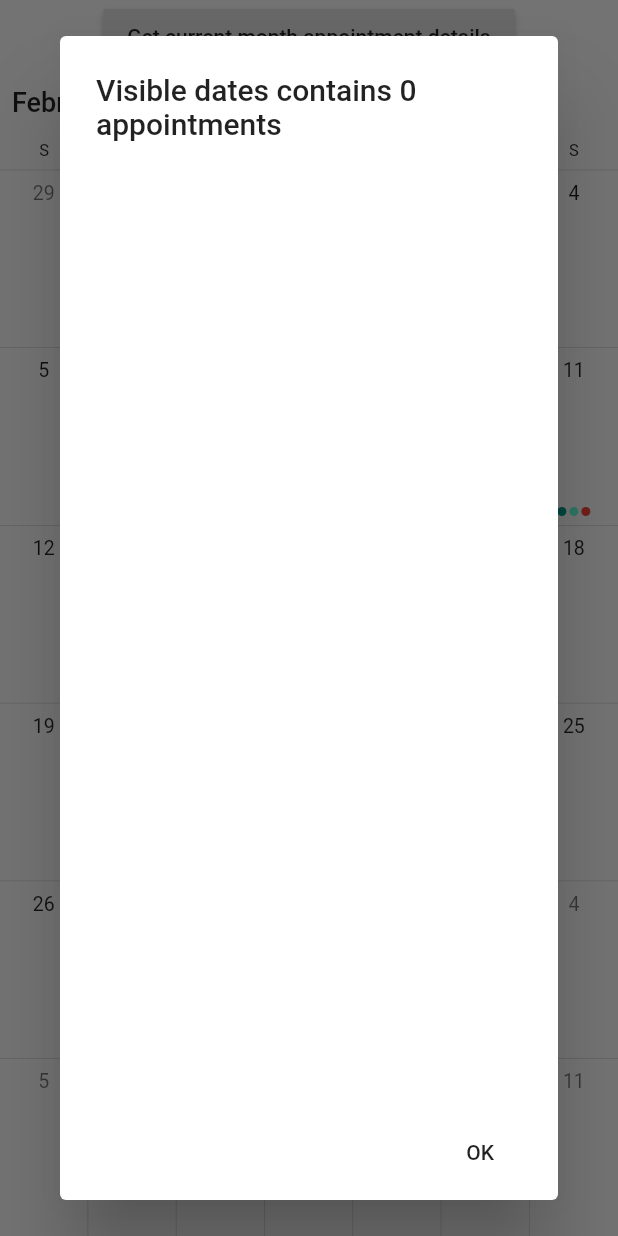
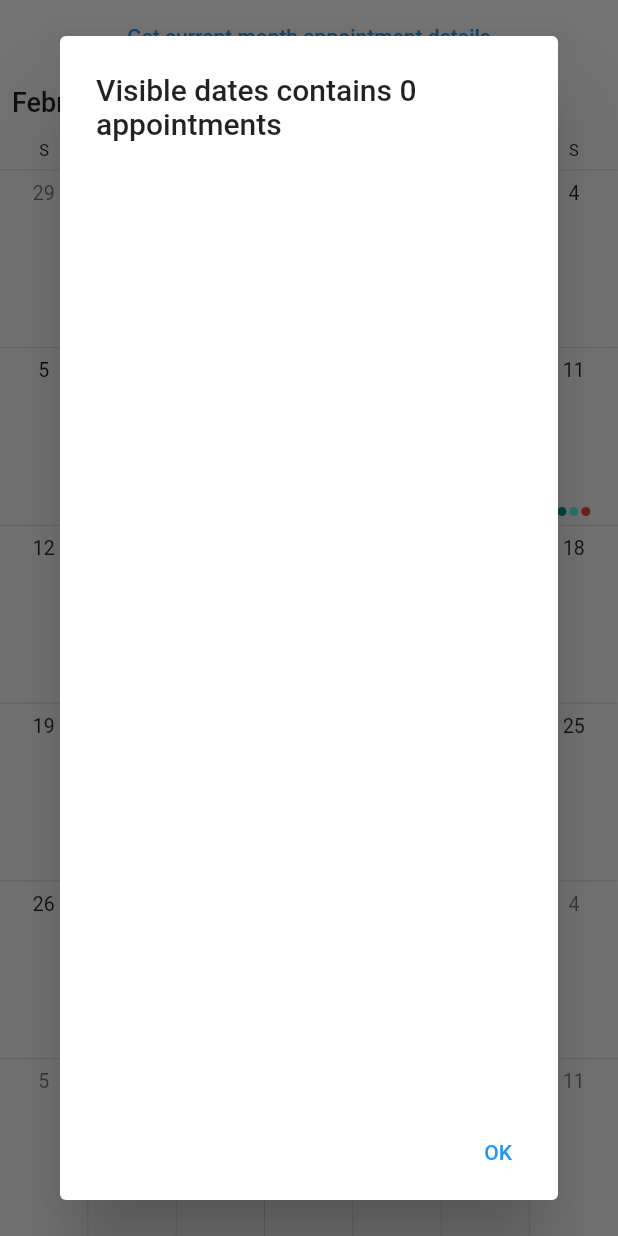
Before and after one commit to SyncfusionExamples/current-month-appointments-flutter-calendar, a Flutter app: the screen it shows after launch, after a tap on "Get current month appointment details", on a phone screen of 412 x 824 dp. Run offline on Flutter 3.47's test engine with Material 2 defaults, Android fonts, the phone set to English and light mode, and no system bars; drawn by our look-alikes of syncfusion_flutter_calendar.

Commit message:
sample updated

```diff
--- a/lib/main.dart
+++ b/lib/main.dart
@@ -1,12 +1,11 @@
-import 'package:flutter/cupertino.dart';
 import 'package:flutter/material.dart';
-import 'package:flutter/rendering.dart';
-import 'package:flutter/widgets.dart';
 import 'package:syncfusion_flutter_calendar/calendar.dart';
 
-void main() => runApp(CurrentMonthAppointments());
+void main() => runApp(const CurrentMonthAppointments());
 
 class CurrentMonthAppointments extends StatelessWidget {
+  const CurrentMonthAppointments({super.key});
+
   @override
   Widget build(BuildContext context) {
     return MaterialApp(
@@ -22,9 +21,9 @@
 }
 
 class ScheduleExample extends State<MyApp> {
-  CalendarDataSource _dataSource;
+  late CalendarDataSource _dataSource;
 
-  List<Appointment> _currentMonthAppointments;
+  late List<Appointment> _currentMonthAppointments;
 
   @override
   void initState() {
@@ -40,9 +39,9 @@
         body: SafeArea(
           child: Column(
             children: [
-          RaisedButton(
-            child: Text('Get current month appointment details'),
+              TextButton(
                 onPressed: _showDialog,
+                child: const Text('Get current month appointment details'),
               ),
               Expanded(
                 child: Scrollbar(
@@ -62,66 +61,66 @@
     List<Appointment> appointmentDetails = <Appointment>[];
 
     appointmentDetails.add(Appointment(
-        startTime: DateTime.now().add(Duration(days: 1)),
-        endTime: DateTime.now().add(Duration(days: 1, hours: 1)),
+        startTime: DateTime.now().add(const Duration(days: 1)),
+        endTime: DateTime.now().add(const Duration(days: 1, hours: 1)),
         subject: 'Meeting',
         color: Colors.red,
         isAllDay: true));
     appointmentDetails.add(Appointment(
-      startTime: DateTime.now().add(Duration(days: 2)),
-      endTime: DateTime.now().add(Duration(days: 2, hours: 1)),
+      startTime: DateTime.now().add(const Duration(days: 2)),
+      endTime: DateTime.now().add(const Duration(days: 2, hours: 1)),
       subject: 'Planning',
       color: Colors.teal,
       startTimeZone: '',
       endTimeZone: '',
     ));
     appointmentDetails.add(Appointment(
-      startTime: DateTime.now().add(Duration(days: 22)),
-      endTime: DateTime.now().add(Duration(days: 22, hours: 1)),
+      startTime: DateTime.now().add(const Duration(days: 22)),
+      endTime: DateTime.now().add(const Duration(days: 22, hours: 1)),
       subject: 'General Meeting',
       color: Colors.teal,
     ));
     appointmentDetails.add(Appointment(
-        startTime: DateTime.now().add(Duration(days: 1)),
-        endTime: DateTime.now().add(Duration(days: 1, hours: 1)),
+        startTime: DateTime.now().add(const Duration(days: 1)),
+        endTime: DateTime.now().add(const Duration(days: 1, hours: 1)),
         subject: 'Plan Execution',
         color: Colors.cyan,
         isAllDay: true));
     appointmentDetails.add(Appointment(
-      startTime: DateTime.now().add(Duration(days: 2)),
-      endTime: DateTime.now().add(Duration(days: 2, hours: 1)),
+      startTime: DateTime.now().add(const Duration(days: 2)),
+      endTime: DateTime.now().add(const Duration(days: 2, hours: 1)),
       subject: 'Project Plan',
       color: Colors.tealAccent,
     ));
     appointmentDetails.add(Appointment(
-      startTime: DateTime.now().add(Duration(days: 22)),
-      endTime: DateTime.now().add(Duration(days: 22, hours: 1)),
+      startTime: DateTime.now().add(const Duration(days: 22)),
+      endTime: DateTime.now().add(const Duration(days: 22, hours: 1)),
       subject: 'Scrum',
       color: Colors.orangeAccent,
       startTimeZone: '',
       endTimeZone: '',
     ));
     appointmentDetails.add(Appointment(
-        startTime: DateTime.now().add(Duration(days: 1)),
-        endTime: DateTime.now().add(Duration(days: 1, hours: 1)),
+        startTime: DateTime.now().add(const Duration(days: 1)),
+        endTime: DateTime.now().add(const Duration(days: 1, hours: 1)),
         subject: 'Meeting',
         color: Colors.indigo,
         isAllDay: true));
     appointmentDetails.add(Appointment(
-      startTime: DateTime.now().add(Duration(days: 2)),
-      endTime: DateTime.now().add(Duration(days: 2, hours: 1)),
+      startTime: DateTime.now().add(const Duration(days: 2)),
+      endTime: DateTime.now().add(const Duration(days: 2, hours: 1)),
       subject: 'Support',
       color: Colors.red,
     ));
     appointmentDetails.add(Appointment(
-      startTime: DateTime.now().add(Duration(days: 22)),
-      endTime: DateTime.now().add(Duration(days: 22, hours: 1)),
+      startTime: DateTime.now().add(const Duration(days: 22)),
+      endTime: DateTime.now().add(const Duration(days: 22, hours: 1)),
       subject: 'Performance Check',
       color: Colors.teal,
     ));
     appointmentDetails.add(Appointment(
-      startTime: DateTime.now().add(Duration(days: 22)),
-      endTime: DateTime.now().add(Duration(days: 22, hours: 1)),
+      startTime: DateTime.now().add(const Duration(days: 22)),
+      endTime: DateTime.now().add(const Duration(days: 22, hours: 1)),
       subject: 'Project Completion',
       color: Colors.yellow,
     ));
@@ -136,9 +135,9 @@
 
   List<Appointment> GetVisibleAppointments(int visibleDates) {
     List<Appointment> visibleAppointment = <Appointment>[];
-    for (int j = 0; j < _dataSource.appointments.length; j++) {
-      if (visibleDates == _dataSource.appointments[j].startTime.month) {
-        visibleAppointment.add(_dataSource.appointments[j]);
+    for (int j = 0; j < _dataSource.appointments!.length; j++) {
+      if (visibleDates == _dataSource.appointments![j].startTime.month) {
+        visibleAppointment.add(_dataSource.appointments![j]);
       }
     }
     return visibleAppointment;
@@ -148,20 +147,24 @@
     await showDialog(
       context: context,
       // ignore: deprecated_member_use
-      child: new AlertDialog(
+      builder: (context)=> AlertDialog(
         title: Container(
           child: Text("Visible dates contains " +
               _currentMonthAppointments.length.toString() +
               " appointments"),
         ),
         contentPadding: const EdgeInsets.all(16.0),
-        content: ListView.builder(
+        content: Container(
+          width: 800,
+          height: 800,
+          child: ListView.builder(
               itemCount: _currentMonthAppointments.length,
               itemBuilder: (BuildContext context, int index) {
-              return new Text(_currentMonthAppointments[index].subject);
+                return Text(_currentMonthAppointments[index].subject);
               }),
+        ),
         actions: <Widget>[
-          new FlatButton(
+          TextButton(
               child: const Text('OK'),
               onPressed: () {
                 Navigator.pop(context);
```
Also changed, not shown: analysis_options.yaml (added, +29 -0 lines), pubspec.yaml (+35 -15 lines), .github/workflows/gitleaks.yaml (deleted), pubspec.lock, 103 other files. Lines whose indentation alone changed are shown as unchanged.
